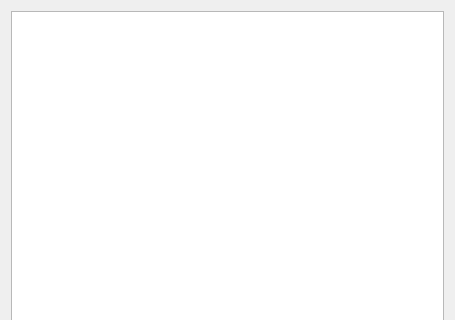
First picture: the form in Plugins/org.mitk.gui.qt.xnat/src/internal/QmitkXnatTreeBrowserViewControls.ui, repository MITK/MITK, before the edit; both pictures show x 0 to 455 and y 0 to 320 of the 455 by 975 pixel window.
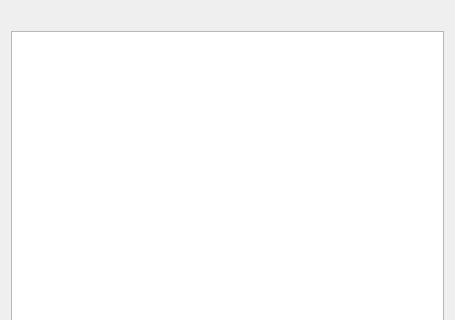
Second picture: the form after the edit.

Commit message: Integrated Warnings to fill Preferences on starting the xnat tools.

What changed in the file:
```diff
--- a/Plugins/org.mitk.gui.qt.xnat/src/internal/QmitkXnatTreeBrowserViewControls.ui
+++ b/Plugins/org.mitk.gui.qt.xnat/src/internal/QmitkXnatTreeBrowserViewControls.ui
@@ -20,6 +20,13 @@
    <string>QmitkTemplate</string>
   </property>
   <layout class="QVBoxLayout" name="verticalLayout">
+   <item>
+    <widget class="QLabel" name="labelError">
+     <property name="text">
+      <string/>
+     </property>
+    </widget>
+   </item>
    <item>
     <layout class="QVBoxLayout" name="verticalLayout_2">
      <item>
```
Left out of the diff: 4 changed lines with no effect on the pictures. The commit also changes 2 other files.
